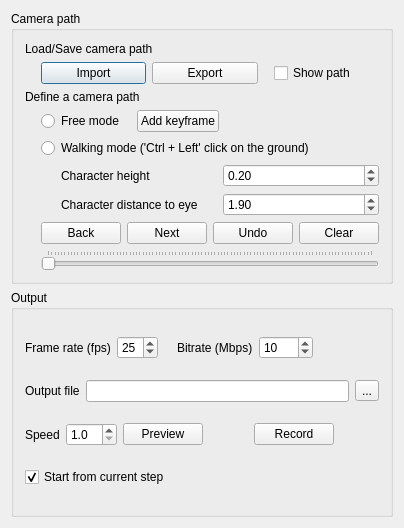
This is applications/Mapple/dialogs/dialog_walk_through.ui in LiangliangNan/Easy3D as Qt 5 draws it before an edit. The edited form follows.
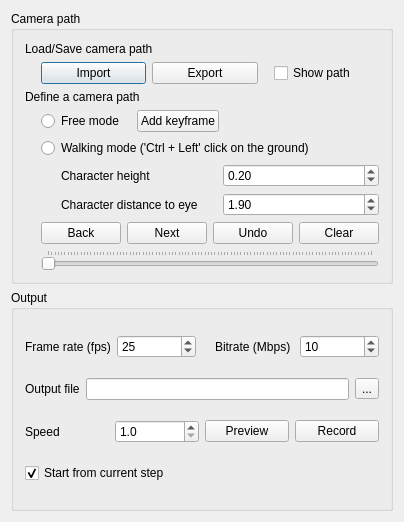
This is the edited form.

What changed in the file:
```diff
--- a/applications/Mapple/dialogs/dialog_walk_through.ui
+++ b/applications/Mapple/dialogs/dialog_walk_through.ui
@@ -6,8 +6,8 @@
    <rect>
     <x>0</x>
     <y>0</y>
-    <width>396</width>
-    <height>528</height>
+    <width>386</width>
+    <height>522</height>
    </rect>
   </property>
   <property name="sizePolicy">
@@ -369,19 +369,6 @@
           </property>
          </widget>
         </item>
-        <item>
-         <spacer name="horizontalSpacer_4">
-          <property name="orientation">
-           <enum>Qt::Horizontal</enum>
-          </property>
-          <property name="sizeHint" stdset="0">
-           <size>
-            <width>13</width>
-            <height>13</height>
-           </size>
-          </property>
-         </spacer>
-        </item>
        </layout>
       </item>
       <item>
@@ -455,6 +442,9 @@
           <property name="orientation">
            <enum>Qt::Horizontal</enum>
           </property>
+          <property name="sizeType">
+           <enum>QSizePolicy::Minimum</enum>
+          </property>
           <property name="sizeHint" stdset="0">
            <size>
             <width>0</width>
@@ -473,19 +463,6 @@
           </property>
          </widget>
         </item>
-        <item>
-         <spacer name="horizontalSpacer_6">
-          <property name="orientation">
-           <enum>Qt::Horizontal</enum>
-          </property>
-          <property name="sizeHint" stdset="0">
-           <size>
-            <width>0</width>
-            <height>0</height>
-           </size>
-          </property>
-         </spacer>
-        </item>
        </layout>
       </item>
       <item>
```
